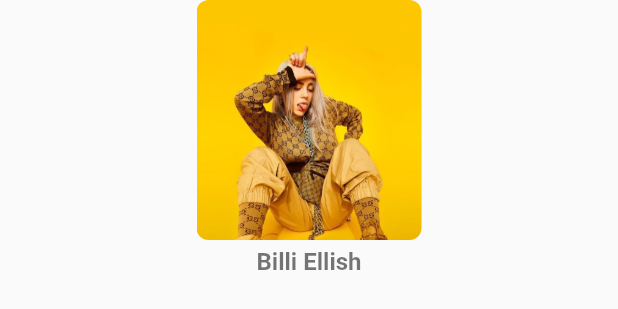
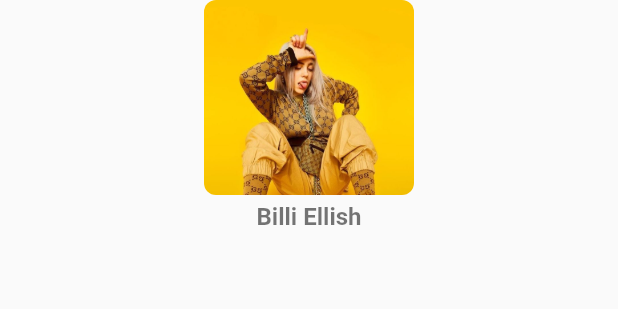
Before and after one commit to Richmond-Nunoo/music-player-ui, a Flutter app: the ArtisteGrid widget shown alone on an empty page, opened directly with sample values from the repository, on a phone screen of 412 x 824 dp. Shown: the top 309 px of the screen. Run offline on Flutter 3.47's test engine with Material 2 defaults, Android fonts, the phone set to English and light mode, and no system bars.

Commit message:
pixel overflow on small phone resolved

```diff
--- a/lib/custom_widgets/artists_grid.dart
+++ b/lib/custom_widgets/artists_grid.dart
@@ -18,8 +18,8 @@
         child: Column(
           children: [
             Container(
-              width: 150,
-              height: 160,
+              width: 140,
+              height: 130,
               decoration: BoxDecoration(
                   borderRadius: const BorderRadius.all(Radius.circular(8)),
                   image: DecorationImage(
--- a/lib/main.dart
+++ b/lib/main.dart
@@ -1,5 +1,4 @@
 import 'package:flutter/material.dart';
-
 import 'home_page.dart';
 
 void main() {
--- a/lib/pages/artists.dart
+++ b/lib/pages/artists.dart
@@ -13,7 +13,7 @@
       padding: const EdgeInsets.symmetric(vertical: 20),
       child: GridView.count(
         crossAxisCount: 2,
-        crossAxisSpacing: 0,
+        crossAxisSpacing: 1,
         mainAxisSpacing: 5,
         shrinkWrap: true,
         children: List.generate(listmodels.length, (index) {
```
